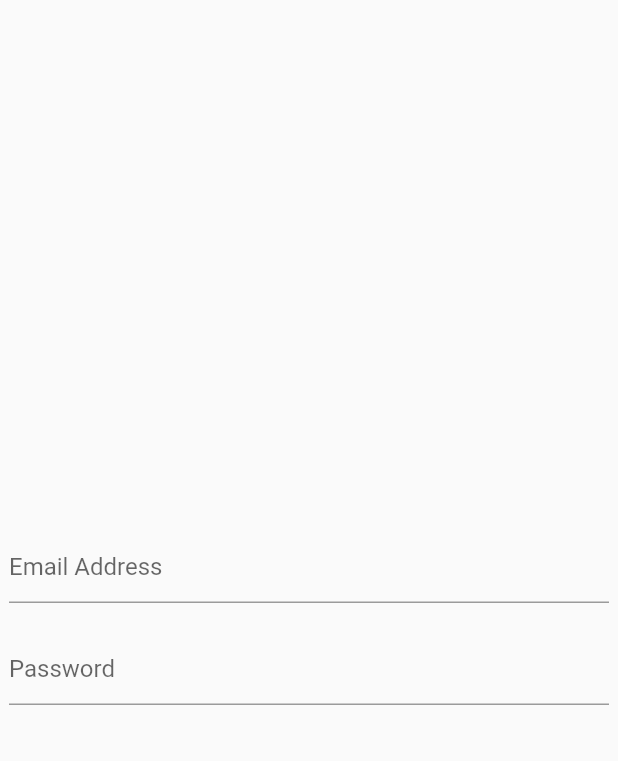
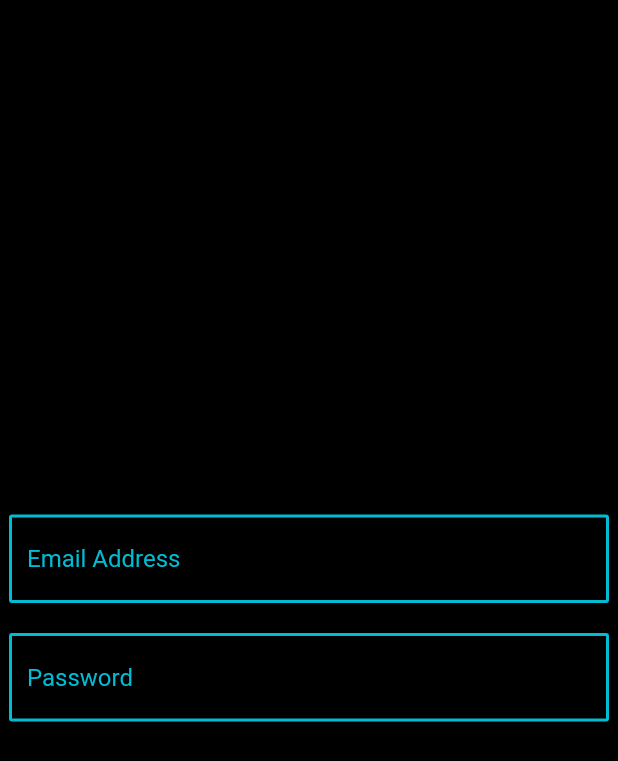
Before and after one commit to Infinitum-Hyperion/Research-Cases, a Flutter app: the screen it shows after launch, after a tap on "Login", on a phone screen of 412 x 824 dp. Shown: the top 761 px of the screen. Run offline on Flutter 3.47's test engine with Material 2 defaults, Android fonts, the phone set to English and light mode, and no system bars.

Commit message:
home view and structure

```diff
--- /dev/null
+++ b/xpress/lib/home_view.dart
@@ -0,0 +1,45 @@
+part of xpress;
+
+class HomeView extends StatelessWidget {
+  @override
+  Widget build(BuildContext context) {
+    return Material(
+      child: Center(
+        child: Column(
+          mainAxisAlignment: MainAxisAlignment.center,
+          children: [
+            const Text(
+              'XPress Blog',
+              style: TextStyle(
+                color: Colors.cyan,
+                fontSize: 80,
+                fontWeight: FontWeight.w700,
+              ),
+            ),
+            const SizedBox(height: 50),
+            TextButton(
+              onPressed: () {
+                Navigator.of(context).pushNamed('/login');
+              },
+              child: const Text('Login'),
+            ),
+            const SizedBox(height: 20),
+            TextButton(
+              onPressed: () {
+                Navigator.of(context).pushNamed('/public-page');
+              },
+              child: const Text('Public Page'),
+            ),
+            const SizedBox(height: 20),
+            TextButton(
+              onPressed: () {
+                Navigator.of(context).pushNamed('/login');
+              },
+              child: const Text('Special Editions'),
+            ),
+          ],
+        ),
+      ),
+    );
+  }
+}
--- /dev/null
+++ b/xpress/lib/login_view.dart
@@ -0,0 +1,77 @@
+part of xpress;
+
+class LoginView extends StatelessWidget {
+  @override
+  Widget build(BuildContext context) {
+    return Material(
+      child: Center(
+        child: Container(
+          width: 400,
+          height: 700,
+          child: Column(
+            mainAxisAlignment: MainAxisAlignment.center,
+            crossAxisAlignment: CrossAxisAlignment.start,
+            children: [
+              TextField(
+                style: const TextStyle(
+                  color: Colors.purple,
+                ),
+                decoration: InputDecoration(
+                  hintText: 'Email Address',
+                  hintStyle: const TextStyle(
+                    color: Colors.cyan,
+                  ),
+                  enabledBorder: OutlineInputBorder(
+                    borderRadius: BorderRadius.circular(2),
+                    borderSide: const BorderSide(
+                      color: Colors.cyan,
+                      width: 2,
+                    ),
+                  ),
+                  focusedBorder: OutlineInputBorder(
+                    borderRadius: BorderRadius.circular(2),
+                    borderSide: const BorderSide(
+                      color: Colors.purple,
+                      width: 2,
+                    ),
+                  ),
+                ),
+              ),
+              const SizedBox(height: 20),
+              TextField(
+                style: const TextStyle(
+                  color: Colors.purple,
+                ),
+                obscureText: true,
+                obscuringCharacter: '*',
+                decoration: InputDecoration(
+                  hintText: 'Password',
+                  hintStyle: const TextStyle(
+                    color: Colors.cyan,
+                  ),
+                  enabledBorder: OutlineInputBorder(
+                    borderRadius: BorderRadius.circular(2),
+                    borderSide: const BorderSide(
+                      color: Colors.cyan,
+                      width: 2,
+                    ),
+                  ),
+                  focusedBorder: OutlineInputBorder(
+                    borderRadius: BorderRadius.circular(2),
+                    borderSide: const BorderSide(
+                      color: Colors.purple,
+                      width: 2,
+                    ),
+                  ),
+                ),
+                onSubmitted: (_) {
+                  Navigator.of(context).pushNamed('/member-only-page');
+                },
+              ),
+            ],
+          ),
+        ),
+      ),
+    );
+  }
+}
--- a/xpress/lib/main.dart
+++ b/xpress/lib/main.dart
@@ -1,6 +1,11 @@
 library xpress;
 
 import 'package:flutter/material.dart';
+
+part './home_view.dart';
+part './public_view.dart';
+part './login_view.dart';
+part './member_only_view.dart';
 
 void main() {
   runApp(const XPressApp());
@@ -12,58 +17,19 @@ class XPressApp extends StatelessWidget {
   @override
   Widget build(BuildContext context) {
     return MaterialApp(
+      theme: ThemeData(
+        canvasColor: Colors.black,
+        colorScheme: ColorScheme.fromSwatch(
+          backgroundColor: Colors.black,
+          accentColor: Colors.cyan,
+        ),
+      ),
       initialRoute: '/home',
       routes: {
-        '/home': (context) {
-          return Material(
-            child: Center(
-              child: Column(
-                children: [
-                  const Text('XPress Blog'),
-                  const SizedBox(height: 20),
-                  TextButton(
-                      onPressed: () {
-                        Navigator.of(context).pushNamed('/login');
-                      },
-                      child: const Text('Login')),
-                ],
-              ),
-            ),
-          );
-        },
-        '/public-page': (context) {
-          return Center();
-        },
-        '/member-only-page': (context) {
-          return Center();
-        },
-        '/login': (context) {
-          return Material(
-            child: Center(
-              child: Container(
-                width: 400,
-                height: 700,
-                child: const Column(
-                  mainAxisAlignment: MainAxisAlignment.center,
-                  crossAxisAlignment: CrossAxisAlignment.start,
-                  children: [
-                    TextField(
-                      decoration: InputDecoration(
-                        hintText: 'Email Address',
-                      ),
-                    ),
-                    SizedBox(height: 20),
-                    TextField(
-                      decoration: InputDecoration(
-                        hintText: 'Password',
-                      ),
-                    ),
-                  ],
-                ),
-              ),
-            ),
-          );
-        },
+        '/home': (context) => HomeView(),
+        '/public-page': (context) => PublicView(),
+        '/member-only-page': (context) => MemberOnlyView(),
+        '/login': (context) => LoginView(),
       },
     );
   }
--- a/xpress/pubspec.yaml
+++ b/xpress/pubspec.yaml
@@ -58,6 +58,10 @@ flutter:
   # the material Icons class.
   uses-material-design: true
 
+  assets:
+    - assets/red_ferrari_ XyTXtYX6xOY.jpg
+    - assets/porsche_919_hybrid_lQkJrlO093Y.jpg
+
   # To add assets to your application, add an assets section, like this:
   # assets:
   #   - images/a_dot_burr.jpeg
```
Also changed, not shown: xpress/lib/member_only_view.dart (added, +8 -0 lines), xpress/lib/public_view.dart (added, +14 -0 lines), xpress/assets/porsche_919_hybrid_lQkJrlO093Y.jpg (added), xpress/assets/red_ferrari_ XyTXtYX6xOY.jpg (added).
